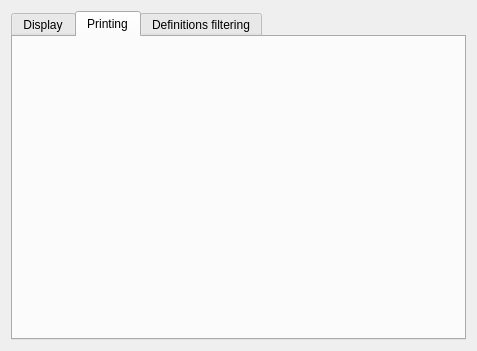
The window that src/gui/jmdict/JMdictPreferences.ui (Gnurou/tagainijisho) describes before a commit, drawn with Qt 5.
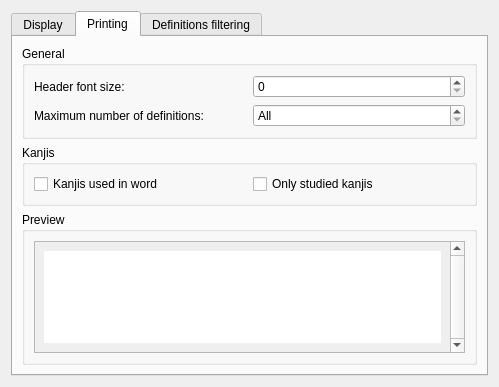
The same window after the commit. The open tabs and pages were chosen to show the change. Icons and pictures are not drawn.

Commit message: Added JMdict print preferences

```diff
--- a/src/gui/jmdict/JMdictPreferences.ui
+++ b/src/gui/jmdict/JMdictPreferences.ui
@@ -6,8 +6,8 @@
    <rect>
     <x>0</x>
     <y>0</y>
-    <width>477</width>
-    <height>351</height>
+    <width>499</width>
+    <height>387</height>
    </rect>
   </property>
   <property name="windowTitle">
@@ -109,6 +109,160 @@
       <attribute name="title">
        <string>Printing</string>
       </attribute>
+      <layout class="QVBoxLayout" name="verticalLayout_11">
+       <item>
+        <widget class="QGroupBox" name="groupBox_6">
+         <property name="title">
+          <string>General</string>
+         </property>
+         <layout class="QGridLayout" name="gridLayout_2">
+          <item row="0" column="0">
+           <widget class="QLabel" name="label_4">
+            <property name="text">
+             <string>Header font size:</string>
+            </property>
+           </widget>
+          </item>
+          <item row="0" column="1">
+           <widget class="QSpinBox" name="headerPrintSize">
+            <property name="maximum">
+             <number>200</number>
+            </property>
+           </widget>
+          </item>
+          <item row="1" column="0">
+           <widget class="QLabel" name="label_5">
+            <property name="text">
+             <string>Maximum number of definitions:</string>
+            </property>
+           </widget>
+          </item>
+          <item row="1" column="1">
+           <widget class="QSpinBox" name="maxDefinitionsToPrint">
+            <property name="specialValueText">
+             <string>All</string>
+            </property>
+           </widget>
+          </item>
+         </layout>
+         <zorder>headerPrintSize</zorder>
+         <zorder>label_4</zorder>
+         <zorder>label_5</zorder>
+         <zorder>label_5</zorder>
+         <zorder>maxDefinitionsToPrint</zorder>
+        </widget>
+       </item>
+       <item>
+        <widget class="QGroupBox" name="groupBox_5">
+         <property name="title">
+          <string>Kanjis</string>
+         </property>
+         <layout class="QGridLayout" name="gridLayout">
+          <item row="0" column="0">
+           <widget class="QCheckBox" name="printKanjis">
+            <property name="text">
+             <string>Kanjis used in word</string>
+            </property>
+           </widget>
+          </item>
+          <item row="0" column="1">
+           <widget class="QCheckBox" name="printOnlyStudiedKanjis">
+            <property name="text">
+             <string>Only studied kanjis</string>
+            </property>
+           </widget>
+          </item>
+         </layout>
+        </widget>
+       </item>
+       <item>
+        <widget class="QGroupBox" name="groupBox_7">
+         <property name="title">
+          <string>Preview</string>
+         </property>
+         <layout class="QVBoxLayout" name="verticalLayout_9">
+          <item>
+           <widget class="QScrollArea" name="printPreviewScrollArea">
+            <property name="verticalScrollBarPolicy">
+             <enum>Qt::ScrollBarAlwaysOn</enum>
+            </property>
+            <property name="horizontalScrollBarPolicy">
+             <enum>Qt::ScrollBarAlwaysOff</enum>
+            </property>
+            <property name="widgetResizable">
+             <bool>true</bool>
+            </property>
+            <widget class="QWidget" name="scrollAreaWidgetContents">
+             <property name="geometry">
+              <rect>
+               <x>0</x>
+               <y>0</y>
+               <width>432</width>
+               <height>136</height>
+              </rect>
+             </property>
+             <layout class="QVBoxLayout" name="verticalLayout_10">
+              <item>
+               <widget class="QLabel" name="previewLabel">
+                <property name="palette">
+                 <palette>
+                  <active>
+                   <colorrole role="Window">
+                    <brush brushstyle="SolidPattern">
+                     <color alpha="255">
+                      <red>255</red>
+                      <green>255</green>
+                      <blue>255</blue>
+                     </color>
+                    </brush>
+                   </colorrole>
+                  </active>
+                  <inactive>
+                   <colorrole role="Window">
+                    <brush brushstyle="SolidPattern">
+                     <color alpha="255">
+                      <red>255</red>
+                      <green>255</green>
+                      <blue>255</blue>
+                     </color>
+                    </brush>
+                   </colorrole>
+                  </inactive>
+                  <disabled>
+                   <colorrole role="Window">
+                    <brush brushstyle="SolidPattern">
+                     <color alpha="255">
+                      <red>255</red>
+                      <green>255</green>
+                      <blue>255</blue>
+                     </color>
+                    </brush>
+                   </colorrole>
+                  </disabled>
+                 </palette>
+                </property>
+                <property name="autoFillBackground">
+                 <bool>true</bool>
+                </property>
+                <property name="text">
+                 <string/>
+                </property>
+                <property name="pixmap">
+                 <pixmap resource="../../../tagainijisho.qrc">:/images/tagainijisho.png</pixmap>
+                </property>
+                <property name="alignment">
+                 <set>Qt::AlignCenter</set>
+                </property>
+               </widget>
+              </item>
+             </layout>
+            </widget>
+           </widget>
+          </item>
+         </layout>
+        </widget>
+       </item>
+      </layout>
      </widget>
      <widget class="QWidget" name="filteringTab">
       <attribute name="title">
```
Left out of the diff: 17 changed lines with no effect on the pictures. The commit also changes 4 other files.
